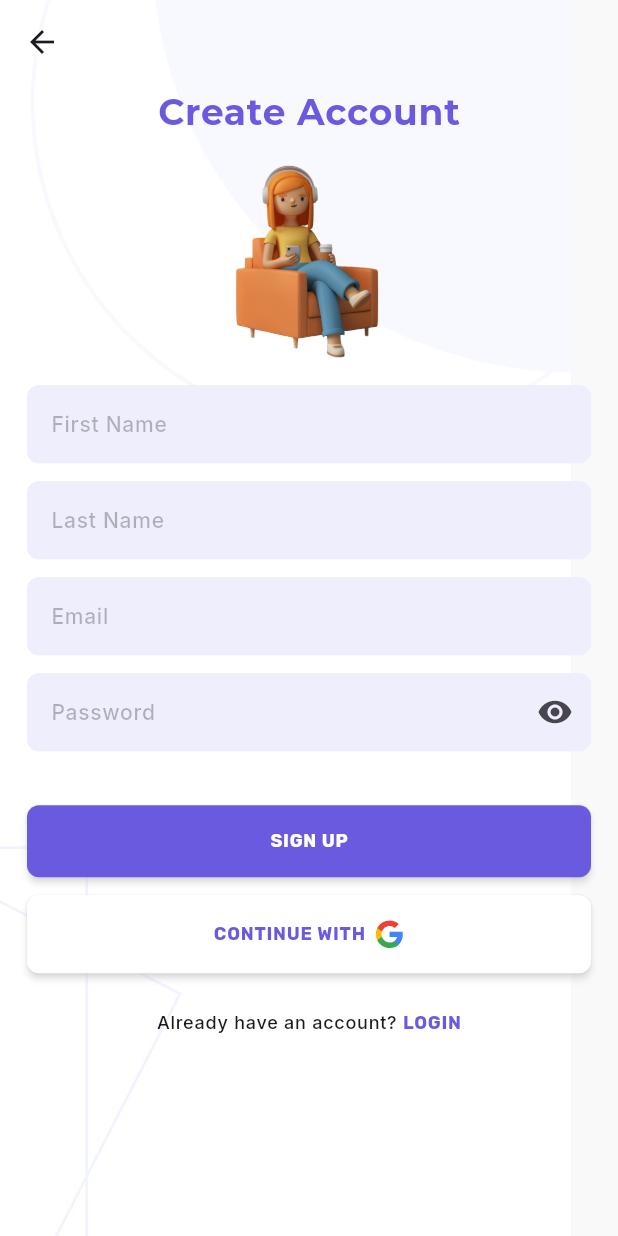
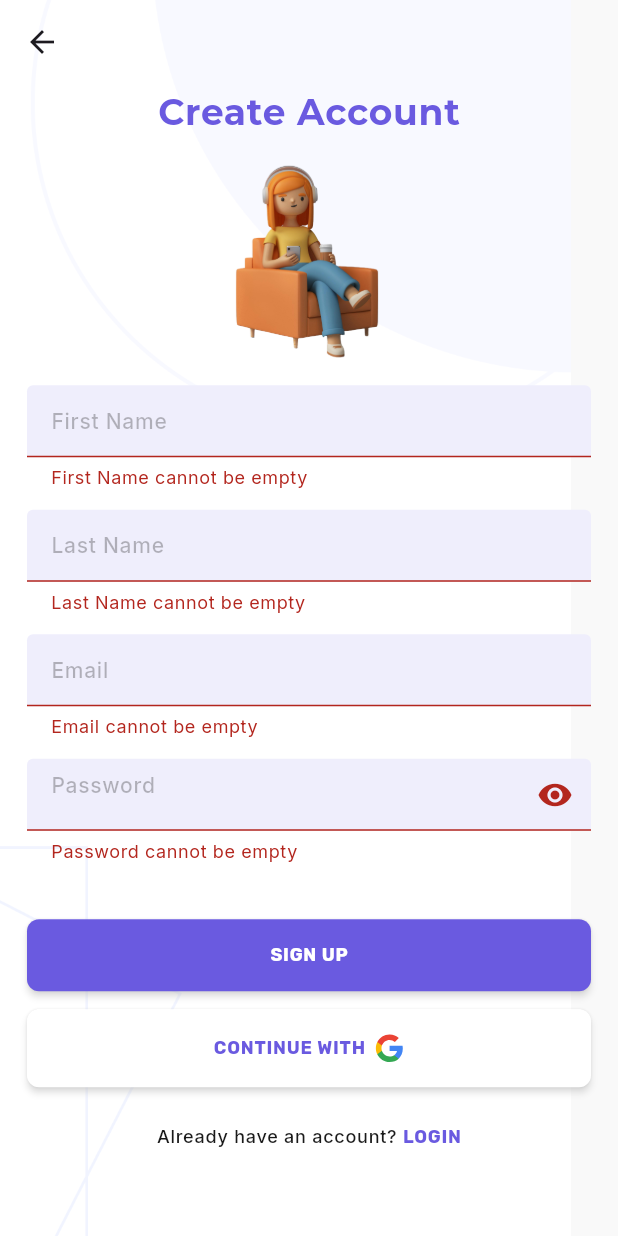
Before and after one commit to shashank-lol/dapple-frontend, a Flutter app: the AuthPage screen opened by its route, after a tap on "SIGN UP", on a phone screen of 412 x 824 dp. Run offline on Flutter 3.47's test engine with Material 3 defaults, Android fonts, the phone set to English and light mode, and no system bars; our stand-ins replace bloc, firebase_auth, firebase_core, flutter_bloc, flutter_dotenv, flutter_svg and 4 more; accounts and stored records are empty.

Commit message:
email auth implemented

```diff
--- /dev/null
+++ b/lib/core/error/exceptions.dart
@@ -0,0 +1,5 @@
+class ServerException implements Exception {
+  final String message;
+
+  const ServerException(this.message);
+}
--- a/lib/core/widgets/custom_textfield.dart
+++ b/lib/core/widgets/custom_textfield.dart
@@ -3,10 +3,11 @@ import 'package:flutter/material.dart';
 import '../theme/app_palette.dart';
 
 class CustomTextField extends StatefulWidget {
-  const CustomTextField({super.key, required this.hintText, this.keyboardType});
+  const CustomTextField({super.key, required this.hintText, this.keyboardType, required this.controller});
 
   final String hintText;
   final TextInputType? keyboardType;
+  final TextEditingController controller;
 
   @override
   State<CustomTextField> createState() => _CustomTextFieldState();
@@ -39,6 +40,13 @@ class _CustomTextFieldState extends State<CustomTextField> {
         context,
       ).textTheme.labelSmall!.copyWith(color: AppPalette.blackColor),
       obscureText: isPassword && !isVisible,
+      validator: (value) {
+        if (value == null || value.isEmpty) {
+          return '${widget.hintText} cannot be empty';
+        }
+        return null;
+      },
+      controller: widget.controller,
     );
   }
 }
--- a/lib/features/auth/domain/repository/auth_repository.dart
+++ b/lib/features/auth/domain/repository/auth_repository.dart
@@ -1,4 +1,5 @@
 import 'package:dapple/core/error/failure.dart';
+import 'package:firebase_auth/firebase_auth.dart';
 import 'package:fpdart/fpdart.dart';
 
 abstract interface class AuthRepository {
@@ -13,4 +14,8 @@ abstract interface class AuthRepository {
     required String email,
     required String password,
   });
+
+  Future<Either<Failure, String>> loginWithGoogle({
+    required Future<UserCredential?> userCredential,
+});
 }
--- /dev/null
+++ b/lib/features/auth/domain/usecases/user_log_in_email.dart
@@ -0,0 +1,27 @@
+import 'package:firebase_auth/firebase_auth.dart';
+import 'package:fpdart/fpdart.dart';
+
+import '../../../../core/error/failure.dart';
+import '../../../../core/usecase/usecase.dart';
+import '../repository/auth_repository.dart';
+
+class UserLogInWithEmail implements UseCase<String, UserLogInEmailParams> {
+  final AuthRepository authRepository;
+
+  UserLogInWithEmail(this.authRepository);
+
+  @override
+  Future<Either<Failure, String>> call(UserLogInEmailParams params) async {
+    return await authRepository.loginWithEmail(email: params.email, password: params.password);
+  }
+}
+
+class UserLogInEmailParams {
+  final String email;
+  final String password;
+
+  UserLogInEmailParams({
+    required this.email,
+    required this.password,
+  });
+}
--- /dev/null
+++ b/lib/features/auth/domain/usecases/user_sign_up.dart
@@ -0,0 +1,33 @@
+import 'package:dapple/core/error/failure.dart';
+import 'package:dapple/core/usecase/usecase.dart';
+import 'package:dapple/features/auth/domain/repository/auth_repository.dart';
+import 'package:fpdart/src/either.dart';
+
+class UserSignUp implements UseCase<String, UserSignUpParams> {
+  final AuthRepository authRepository;
+  const UserSignUp(this.authRepository);
+
+  @override
+  Future<Either<Failure, String>> call(UserSignUpParams params) async {
+    return await authRepository.signUpWithEmail(
+      firstName: params.firstName,
+      lastName: params.lastName,
+      email: params.email,
+      password: params.password,
+    );
+  }
+}
+
+class UserSignUpParams {
+  final String firstName;
+  final String lastName;
+  final String email;
+  final String password;
+
+  UserSignUpParams({
+    required this.firstName,
+    required this.lastName,
+    required this.email,
+    required this.password,
+  });
+}
--- /dev/null
+++ b/lib/features/auth/presentation/bloc/auth_bloc.dart
@@ -0,0 +1,46 @@
+import 'package:bloc/bloc.dart';
+import 'package:dapple/features/auth/domain/usecases/user_log_in_email.dart';
+import 'package:dapple/features/auth/domain/usecases/user_sign_up.dart';
+import 'package:meta/meta.dart';
+
+part 'auth_event.dart';
+
+part 'auth_state.dart';
+
+class AuthBloc extends Bloc<AuthEvent, AuthState> {
+  final UserSignUp _userSignUp;
+  final UserLogInWithEmail _userLogInWithEmail;
+
+  AuthBloc(
+      {required UserSignUp userSignUp,
+      required UserLogInWithEmail userLogInWithEmail})
+      : _userSignUp = userSignUp,
+        _userLogInWithEmail = userLogInWithEmail,
+        super(AuthInitial()) {
+    on<AuthSignUp>((event, emit) {
+      _userSignUp(UserSignUpParams(
+        firstName: event.firstName,
+        lastName: event.lastName,
+        email: event.email,
+        password: event.password,
+      )).then((result) {
+        result.fold(
+          (failure) => emit(AuthFailure(failure.message)),
+          (message) => emit(AuthSuccess(message)),
+        );
+      });
+    });
+
+    on<AuthLogInWithEmail>((event, emit) {
+      _userLogInWithEmail(UserLogInEmailParams(
+        email: event.email,
+        password: event.password,
+      )).then((result) {
+        result.fold(
+          (failure) => emit(AuthFailure(failure.message)),
+          (message) => emit(AuthSuccess(message)),
+        );
+      });
+    });
+  }
+}
--- /dev/null
+++ b/lib/features/auth/presentation/bloc/auth_event.dart
@@ -0,0 +1,28 @@
+part of 'auth_bloc.dart';
+
+@immutable
+sealed class AuthEvent {}
+
+final class AuthSignUp extends AuthEvent {
+  final String firstName;
+  final String lastName;
+  final String email;
+  final String password;
+
+  AuthSignUp({
+    required this.firstName,
+    required this.lastName,
+    required this.email,
+    required this.password,
+  });
+}
+
+final class AuthLogInWithEmail extends AuthEvent {
+  final String email;
+  final String password;
+
+  AuthLogInWithEmail({
+    required this.email,
+    required this.password,
+  });
+}
--- /dev/null
+++ b/lib/features/auth/presentation/bloc/auth_state.dart
@@ -0,0 +1,20 @@
+part of 'auth_bloc.dart';
+
+@immutable
+sealed class AuthState {}
+
+final class AuthInitial extends AuthState {}
+
+final class AuthLoading extends AuthState {}
+
+final class AuthSuccess extends AuthState {
+  final String message;
+
+  AuthSuccess(this.message);
+}
+
+final class AuthFailure extends AuthState {
+  final String message;
+
+  AuthFailure(this.message);
+}
--- a/lib/features/auth/presentation/pages/auth_page.dart
+++ b/lib/features/auth/presentation/pages/auth_page.dart
@@ -3,6 +3,9 @@ import 'package:dapple/core/widgets/custom_button.dart';
 import 'package:dapple/core/widgets/custom_textfield.dart';
 import 'package:dapple/features/auth/presentation/widgets/google_button.dart';
 import 'package:flutter/material.dart';
+import 'package:flutter_bloc/flutter_bloc.dart';
+
+import '../bloc/auth_bloc.dart';
 
 class AuthPage extends StatefulWidget {
   AuthPage({super.key, required this.isNewUser});
@@ -14,12 +17,28 @@ class AuthPage extends StatefulWidget {
 }
 
 class _AuthPageState extends State<AuthPage> {
-  int ct=0;
+  int ct = 0;
+  final formKey = GlobalKey<FormState>();
+  final emailController = TextEditingController();
+  final passwordController = TextEditingController();
+  final firstNameController = TextEditingController();
+  final lastNameController = TextEditingController();
+
   @override
   Widget build(BuildContext context) {
     final String heading = widget.isNewUser ? "Create Account" : "Welcome Back";
     final String buttonText = widget.isNewUser ? "Sign Up" : "Log in";
     final deviceHeight = MediaQuery.of(context).size.height;
+
+    @override
+    void dispose() {
+      emailController.dispose();
+      passwordController.dispose();
+      firstNameController.dispose();
+      lastNameController.dispose();
+      super.dispose();
+    }
+
     return Scaffold(
       extendBodyBehindAppBar: true,
       resizeToAvoidBottomInset: false,
@@ -27,10 +46,10 @@ class _AuthPageState extends State<AuthPage> {
         backgroundColor: Colors.transparent,
         leading: BackButton(
           onPressed: () {
-            if(ct>0){
+            if (ct > 0) {
               setState(() {
-              widget.isNewUser = !widget.isNewUser;
-              --ct;
+                widget.isNewUser = !widget.isNewUser;
+                --ct;
               });
               return;
             }
@@ -45,6 +64,7 @@ class _AuthPageState extends State<AuthPage> {
             SafeArea(
               minimum: EdgeInsets.symmetric(horizontal: 18),
               child: Form(
+                key: formKey,
                 child: Padding(
                   padding: EdgeInsets.only(
                     bottom: MediaQuery.of(context).viewInsets.bottom,
@@ -64,18 +84,52 @@ class _AuthPageState extends State<AuthPage> {
                         visible: widget.isNewUser,
                         child: Column(
                           children: [
-                            CustomTextField(hintText: "First Name"),
+                            CustomTextField(
+                                hintText: "First Name",
+                                controller: firstNameController),
                             SizedBox(height: 12),
-                            CustomTextField(hintText: "Last Name"),
+                            CustomTextField(
+                                hintText: "Last Name",
+                                controller: lastNameController),
                             SizedBox(height: 12),
                           ],
                         ),
                       ),
-                      CustomTextField(hintText: "Email", keyboardType: TextInputType.emailAddress,),
+                      CustomTextField(
+                        hintText: "Email",
+                        keyboardType: TextInputType.emailAddress,
+                        controller: emailController,
+                      ),
                       SizedBox(height: 12),
-                      CustomTextField(hintText: "Password"),
+                      CustomTextField(
+                        hintText: "Password",
+                        controller: passwordController,
+                      ),
                       SizedBox(height: 36),
-                      CustomButton(onTap: () {}, buttonText: buttonText,),
+                      CustomButton(
+                        onTap: () {
+                          if(formKey.currentState!.validate()) {
+                            if(widget.isNewUser) {
+                            BlocProvider.of<AuthBloc>(context).add(
+                              AuthSignUp(
+                                firstName: firstNameController.text.trim(),
+                                lastName: lastNameController.text.trim(),
+                                email: emailController.text.trim(),
+                                password: passwordController.text.trim(),
+                              ),
+                            );
+                            } else {
+                              BlocProvider.of<AuthBloc>(context).add(
+                                AuthLogInWithEmail(
+                                  email: emailController.text.trim(),
+                                  password: passwordController.text.trim(),
+                                ),
+                              );
+                            }
+                          }
+                        },
+                        buttonText: buttonText,
+                      ),
                       SizedBox(height: 12),
                       GoogleButton(),
                       Visibility(
@@ -92,9 +146,9 @@ class _AuthPageState extends State<AuthPage> {
                                   style: Theme.of(
                                     context,
                                   ).textTheme.labelSmall!.copyWith(
-                                    color: AppPalette.blackColor,
-                                    fontSize: 12,
-                                  ),
+                                        color: AppPalette.blackColor,
+                                        fontSize: 12,
+                                      ),
                                 ),
                                 GestureDetector(
                                   onTap: () {
--- a/pubspec.yaml
+++ b/pubspec.yaml
@@ -40,6 +40,9 @@ dependencies:
   flutter_bloc: ^9.0.0
   fpdart: ^1.1.1
   firebase_core: ^3.10.1
+  firebase_auth: ^5.4.1
+  flutter_dotenv: ^5.2.1
+  google_sign_in: ^6.2.2
 
 dev_dependencies:
   flutter_test:
@@ -73,6 +76,7 @@ flutter:
     - assets/dapple-girl/sitting.png
     - assets/auth-bg.png
     - assets/G__logo.svg
+    - .env
 
   # An image asset can refer to one or more resolution-specific "variants", see
   # https://flutter.dev/to/resolution-aware-images
```
Also changed, not shown: lib/features/auth/data/remote/auth_data_source.dart (added, +132 -0 lines), lib/features/auth/data/repository/auth_repo_impl.dart (added, +50 -0 lines), lib/features/auth/domain/usecases/google_sign_in.dart (added, +21 -0 lines), lib/main.dart (+23 -8 lines), pubspec.lock, 5 other files.
